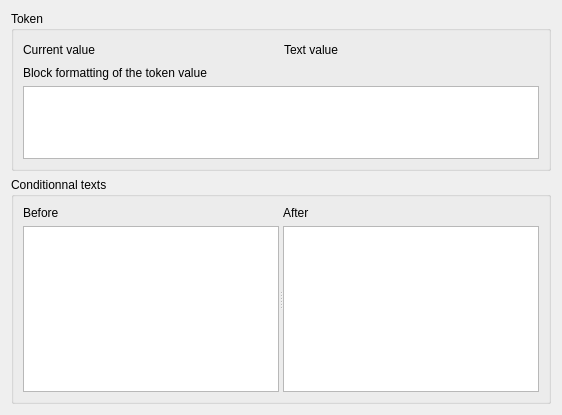
Qt form plugins/padtoolsplugin/tokeneditorwidget.ui (FreeHealth/freehealth) before a commit.
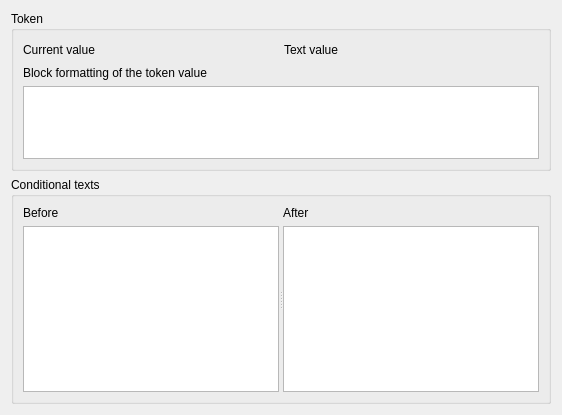
The same form after that commit. Custom widgets are drawn as their Qt base class.

Commit message: typos: conditionnal->conditional

Patch:
```diff
--- a/plugins/padtoolsplugin/tokeneditorwidget.ui
+++ b/plugins/padtoolsplugin/tokeneditorwidget.ui
@@ -137,7 +137,7 @@
    <item row="1" column="0">
     <widget class="QGroupBox" name="conditionnalTextsGroup">
      <property name="title">
-      <string>Conditionnal texts</string>
+      <string>Conditional texts</string>
      </property>
      <layout class="QGridLayout" name="gridLayout_2">
       <item row="0" column="0">
```
The commit also changes 3 other files.
